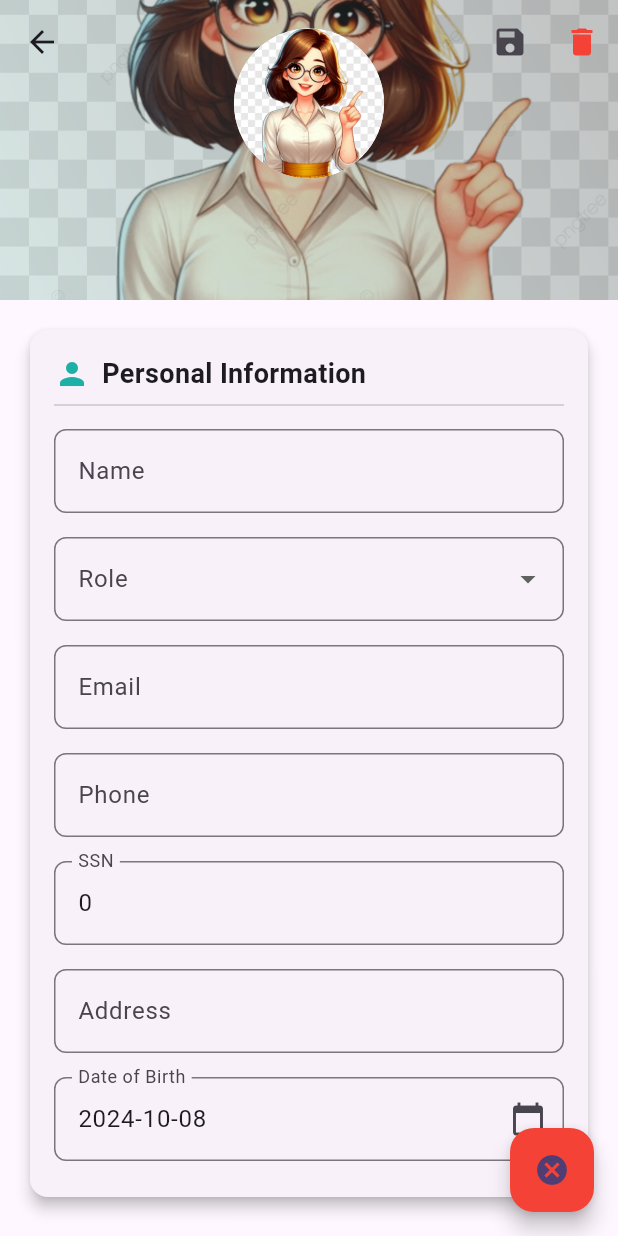
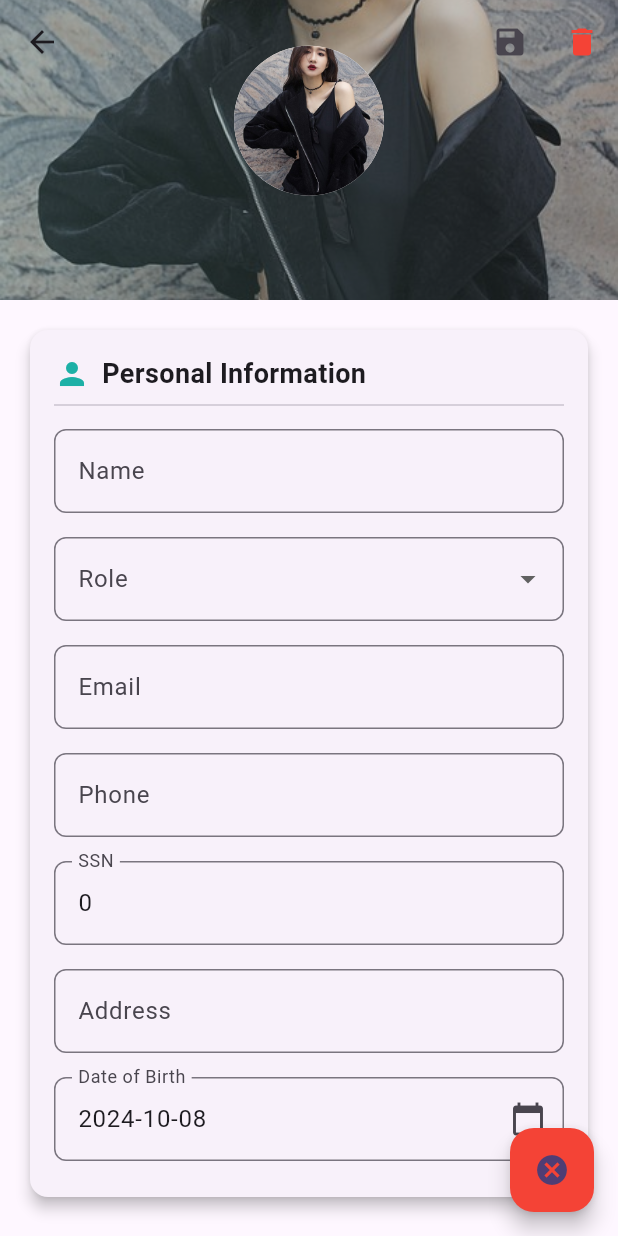
Before and after one commit to TranPhuocTin/ExamGuardApp, a Flutter app: the UserDetailView screen opened directly with empty values, after a tap on the "edit" icon, on a phone screen of 412 x 824 dp. Run offline on Flutter 3.47's test engine with Material 3 defaults, Android fonts, the phone set to English and light mode, and no system bars; our stand-ins replace bloc, dio, equatable, flutter_bloc, google_fonts, jwt_decoder and 1 more; accounts and stored records are empty.

```diff
--- a/lib/features/admin/view/admin_homepage_view.dart
+++ b/lib/features/admin/view/admin_homepage_view.dart
@@ -265,6 +265,7 @@ class _AdminMainScreenState extends State<AdminMainScreen>
         return ListView.builder(
           controller: _scrollControllers[tabIndex],
           itemCount: users.length + (isLoadingMore || !hasReachedMax ? 1 : 0),
+          // itemCount: users.length + (isLoadingMore || !hasReachedMax ? 1 : 0),
           itemBuilder: (context, index) {
             if (index < users.length) {
               return KeyedSubtree(
--- a/lib/features/admin/view/user_detail_view.dart
+++ b/lib/features/admin/view/user_detail_view.dart
@@ -179,7 +179,7 @@ class UserDetailView extends StatelessWidget {
           Opacity(
             opacity: 0.7,
             child: Image.asset(
-              'assets/images/teacher_avatar.png',
+              'assets/images/avatar_2.jpg',
               fit: BoxFit.cover,
             ),
           ),
@@ -191,7 +191,7 @@ class UserDetailView extends StatelessWidget {
                   tag: 'user-${user.id}',
                   child: CircleAvatar(
                     radius: 50,
-                    backgroundImage: AssetImage('assets/images/teacher_avatar.png'),
+                    backgroundImage: AssetImage('assets/images/avatar_2.jpg'),
                     backgroundColor: Colors.white,
                   ),
                 ),
@@ -202,13 +202,6 @@ class UserDetailView extends StatelessWidget {
                     fontSize: 20,
                     fontWeight: FontWeight.bold,
                     color: Colors.white,
-                  ),
-                ),
-                Text(
-                  user.role ?? '',
-                  style: TextStyle(
-                    fontSize: 16,
-                    color: Colors.white70,
                   ),
                 ),
               ],
@@ -277,10 +270,11 @@ class UserDetailView extends StatelessWidget {
 
   Widget _buildRoleDropdown(BuildContext context, UserState state) {
     final List<String> _roles = ['STUDENT', 'TEACHER'];
+
     return Padding(
       padding: EdgeInsets.symmetric(vertical: 8.0),
       child: DropdownButtonFormField<String>(
-        value: user.role,
+        value: _roleController.text.isEmpty ? user.role : _roleController.text,
         decoration: InputDecoration(
           labelText: 'Role',
           border: OutlineInputBorder(borderRadius: BorderRadius.circular(8)),
@@ -299,7 +293,7 @@ class UserDetailView extends StatelessWidget {
         onChanged: state.isEditing
             ? (String? newValue) {
           if (newValue != null) {
-            _roleController.text = newValue;
+            _roleController.text = newValue; // Chỉ cập nhật khi có sự thay đổi
           }
         }
             : null,
@@ -312,6 +306,7 @@ class UserDetailView extends StatelessWidget {
       ),
     );
   }
+
 
   Widget _buildDatePicker(BuildContext context, UserState state) {
     return Padding(
@@ -405,5 +400,6 @@ class UserDetailView extends StatelessWidget {
     _dobController.text = user.dob != null
         ? DateFormat('yyyy-MM-dd').format(user.dob!)
         : '';
+    _roleController.text = user.role ?? ''; // Gán giá trị role từ user
   }
 }
--- a/pubspec.yaml
+++ b/pubspec.yaml
@@ -75,6 +75,7 @@ flutter:
     - assets/icons/splash_icon.png
     - assets/icons/exam_guard_logo.png
     - assets/images/teacher_avatar.png
+    - assets/images/avatar_2.jpg
     - assets/icons/id-card.png
     - assets/icons/name.png
 
```
Also changed, not shown: lib/features/admin/cubit/user_cubit.dart (+5 -6 lines), assets/images/avatar_2.jpg (added).
